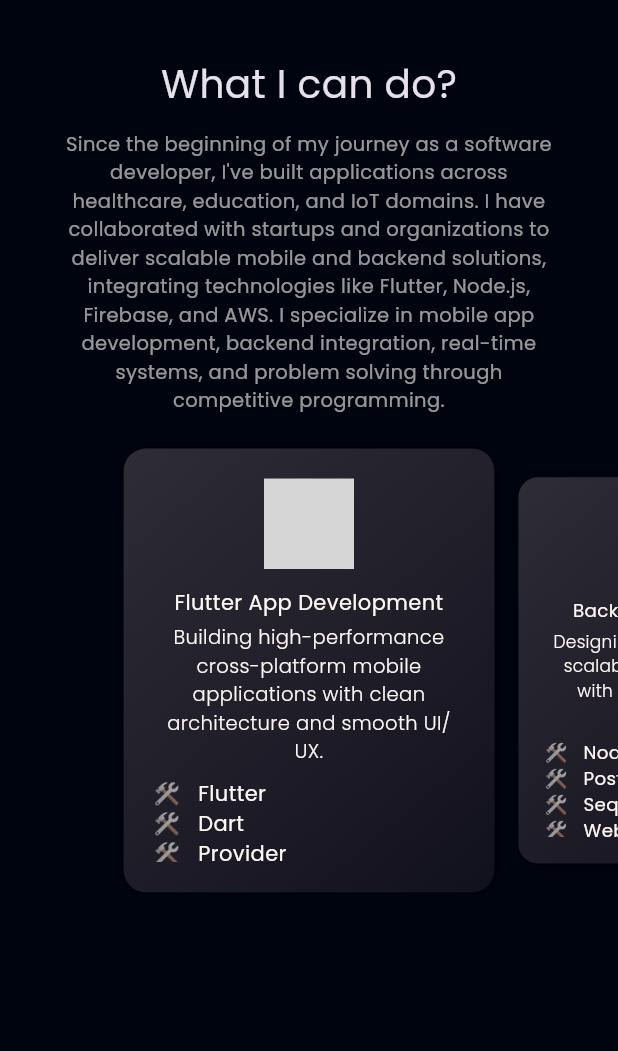
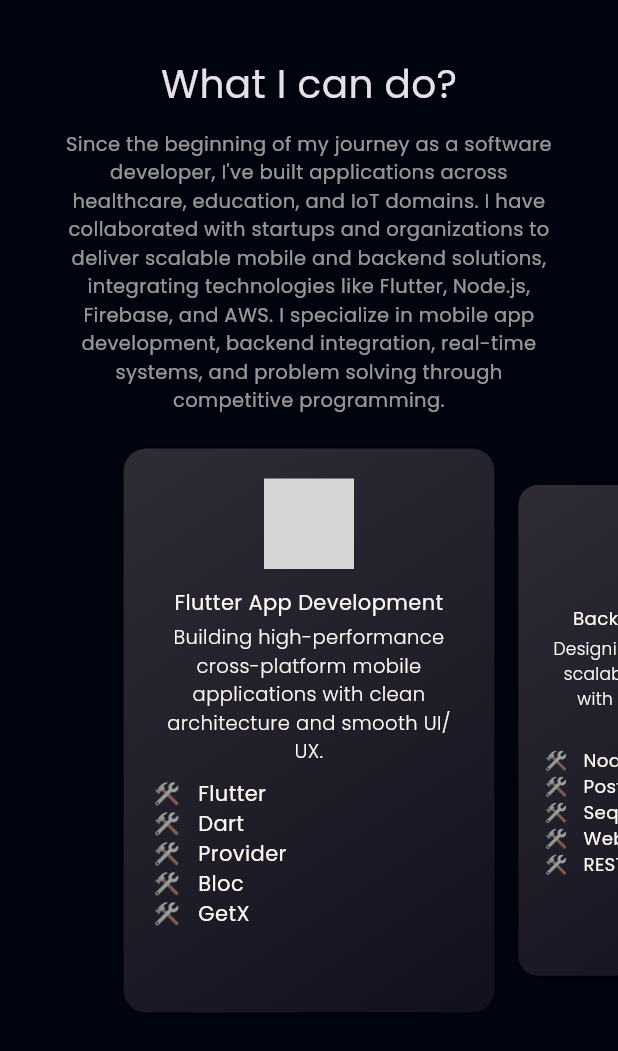
Before and after one commit to AshkumCurious/portfolio, a Flutter app: the ServiceMobile widget shown alone on an empty page, opened directly, on a phone screen of 412 x 824 dp. Shown: the top 1051 px of the screen. Run offline on Flutter 3.47's test engine with Material 3 defaults, Android fonts, the phone set to English and light mode, and no system bars; drawn by our look-alikes of carousel_slider; our stand-ins replace animated_text_kit, bloc, connectivity_plus, flutter_bloc, flutter_svg, scrollable_positioned_list and 1 more; missing offline and left inert: universal_html; network calls fail; grey boxes are pictures that could not be loaded.

Commit message:
service card ui updated

```diff
--- a/lib/app/sections/services/services_mobile.dart
+++ b/lib/app/sections/services/services_mobile.dart
@@ -24,7 +24,7 @@ class ServiceMobile extends StatelessWidget {
           ),
           options: custom_carousel.CarouselOptions(
             viewportFraction: 0.6,
-            height: 300,
+            height: 380,
             autoPlay: true,
             autoPlayInterval: const Duration(seconds: 5),
             enlargeCenterPage: true,
--- a/lib/app/sections/services/widgets/_services_card.dart
+++ b/lib/app/sections/services/widgets/_services_card.dart
@@ -66,7 +66,7 @@ class _ServiceCardState extends State<_ServiceCard> {
                   crossAxisAlignment: CrossAxisAlignment.start,
                   children: widget.service.tool
                       .map((e) => Row(
-                        crossAxisAlignment: CrossAxisAlignment.start,
+                            crossAxisAlignment: CrossAxisAlignment.start,
                             children: [
                               const Text('🛠   '),
                               Expanded(
@@ -87,6 +87,7 @@ class _ServiceCardState extends State<_ServiceCard> {
                     shrinkWrap: true,
                     children: widget.service.tool
                         .map((e) => Row(
+                              crossAxisAlignment: CrossAxisAlignment.start,
                               children: [
                                 const Text('🛠   '),
                                 Expanded(
--- a/lib/app/utils/img.dart
+++ b/lib/app/utils/img.dart
@@ -1,3 +1 @@
-class StaticImages {
-  static const String hi = 'assets/hi.gif';
-}
+class StaticImages {}
```
